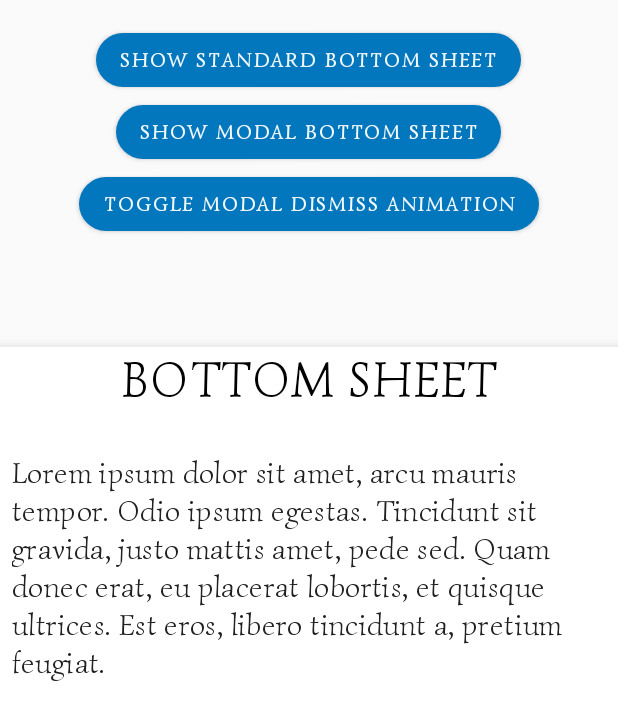
After one commit to refka-farid/UI-playground, an Android app: the BottomSheetFragment screen opened through its navigation route, on a phone screen of 412 x 824 dp. The commit adds this screen. Shown: the top 720 px of the screen. Run offline under Robolectric (Android 15) with nearby library versions, the phone set to English and light mode, and no system bars; Roboto replaces fonts that are not available here.

Commit message:
[ui-playground] bottomsheet standard + modal

```diff
--- /dev/null
+++ b/playground/src/main/java/com/bravedroid/playground/widgets/BottomSheetFragment.kt
@@ -0,0 +1,95 @@
+package com.bravedroid.playground.widgets
+
+import android.graphics.Color
+import android.os.Bundle
+import android.view.LayoutInflater
+import android.view.View
+import android.view.ViewGroup
+import androidx.fragment.app.Fragment
+import com.bravedroid.playground.R
+import com.google.android.material.animation.ArgbEvaluatorCompat
+import com.google.android.material.bottomsheet.BottomSheetBehavior
+import kotlinx.android.synthetic.main.fragment_bottom_sheet.*
+
+class BottomSheetFragment : Fragment() {
+
+    private lateinit var standardBottomSheetBehavior: BottomSheetBehavior<View>
+    private val startColor = Color.parseColor("#00FFFFFF")
+    private val endColor = Color.parseColor("#FFFFFFFF")
+    private val textColor = Color.parseColor("#FF000000")
+    private var modalDismissWithAnimation = false
+
+    override fun onCreateView(inflater: LayoutInflater, container: ViewGroup?,
+                              savedInstanceState: Bundle?): View? {
+        // Inflate the layout for this fragment
+        return inflater.inflate(R.layout.fragment_bottom_sheet, container, false)
+    }
+
+    override fun onViewCreated(view: View, savedInstanceState: Bundle?) {
+        setupButtons()
+        setupStandardBottomSheet()
+        //animateStandardBottomSheetStates()
+    }
+
+    private fun setupButtons() {
+        standardBottomSheetButton.setOnClickListener {
+            standardBottomSheetBehavior.state = BottomSheetBehavior.STATE_COLLAPSED
+        }
+        modalBottomSheetButton.setOnClickListener {
+            showModalBottomSheet()
+        }
+        toggleModalDismissAnimationButton.setOnClickListener {
+            modalDismissWithAnimation = !modalDismissWithAnimation
+        }
+    }
+
+    private fun setupStandardBottomSheet() {
+        standardBottomSheetBehavior = BottomSheetBehavior.from(standardBottomSheet)
+        val bottomSheetCallback = object : BottomSheetBehavior.BottomSheetCallback() {
+
+            override fun onStateChanged(bottomSheet: View, newState: Int) {
+                textView.text = when (newState) {
+                    BottomSheetBehavior.STATE_EXPANDED -> "STATE_EXPANDED"
+                    BottomSheetBehavior.STATE_COLLAPSED -> "STATE_COLLAPSED"
+                    BottomSheetBehavior.STATE_DRAGGING -> "STATE_DRAGGING"
+                    BottomSheetBehavior.STATE_HALF_EXPANDED -> "STATE_HALF_EXPANDED"
+                    BottomSheetBehavior.STATE_HIDDEN -> "STATE_HIDDEN"
+                    BottomSheetBehavior.STATE_SETTLING -> "STATE_SETTLING"
+                    else -> null
+                }
+            }
+
+            override fun onSlide(bottomSheet: View, slideOffset: Float) {
+                val fraction = (slideOffset + 1f) / 2f
+                val color = ArgbEvaluatorCompat.getInstance().evaluate(fraction, startColor, endColor)
+                //slideView.setBackgroundColor(color)
+            }
+        }
+        standardBottomSheetBehavior.addBottomSheetCallback(bottomSheetCallback)
+        standardBottomSheetBehavior.saveFlags = BottomSheetBehavior.SAVE_ALL
+        textView.setTextColor(textColor)
+    }
+
+    private fun showModalBottomSheet() {
+       val modalBottomSheet = ModalBottomSheet.newInstance(modalDismissWithAnimation)
+        modalBottomSheet.show(requireActivity().supportFragmentManager, ModalBottomSheet.TAG)
+    }
+
+    private fun animateStandardBottomSheetStates() {
+        standardBottomSheet.postDelayed({
+            standardBottomSheetBehavior.state = BottomSheetBehavior.STATE_HIDDEN
+        }, 1000L)
+        standardBottomSheet.postDelayed({
+            standardBottomSheetBehavior.state = BottomSheetBehavior.STATE_COLLAPSED
+        }, 2000L)
+        standardBottomSheet.postDelayed({
+            standardBottomSheetBehavior.state = BottomSheetBehavior.STATE_HALF_EXPANDED
+        }, 3000L)
+        standardBottomSheet.postDelayed({
+            standardBottomSheetBehavior.state = BottomSheetBehavior.STATE_EXPANDED
+        }, 4000L)
+        standardBottomSheet.postDelayed({
+            standardBottomSheetBehavior.state = BottomSheetBehavior.STATE_HIDDEN
+        }, 5000L)
+    }
+}
--- /dev/null
+++ b/playground/src/main/res/layout/fragment_bottom_sheet.xml
@@ -0,0 +1,78 @@
+<?xml version="1.0" encoding="utf-8"?>
+<androidx.coordinatorlayout.widget.CoordinatorLayout xmlns:android="http://schemas.android.com/apk/res/android"
+    xmlns:app="http://schemas.android.com/apk/res-auto"
+    android:layout_width="match_parent"
+    android:layout_height="match_parent">
+
+    <androidx.core.widget.NestedScrollView
+        android:layout_width="match_parent"
+        android:layout_height="match_parent">
+
+        <LinearLayout
+            android:layout_width="match_parent"
+            android:layout_height="wrap_content"
+            android:clipToPadding="false"
+            android:gravity="center"
+            android:orientation="vertical"
+            android:paddingStart="16dp"
+            android:paddingTop="16dp"
+            android:paddingEnd="16dp"
+            android:paddingBottom="100dp">
+
+            <com.google.android.material.button.MaterialButton
+                android:id="@+id/standardBottomSheetButton"
+                android:layout_width="wrap_content"
+                android:layout_height="wrap_content"
+                android:text="Show Standard Bottom Sheet" />
+
+            <com.google.android.material.button.MaterialButton
+                android:id="@+id/modalBottomSheetButton"
+                android:layout_width="wrap_content"
+                android:layout_height="wrap_content"
+                android:text="Show Modal Bottom Sheet" />
+
+            <com.google.android.material.button.MaterialButton
+                android:id="@+id/toggleModalDismissAnimationButton"
+                android:layout_width="wrap_content"
+                android:layout_height="wrap_content"
+                android:text="Toggle modal dismiss animation" />
+
+        </LinearLayout>
+
+    </androidx.core.widget.NestedScrollView>
+
+    <LinearLayout
+        android:id="@+id/standardBottomSheet"
+        style="@style/Widget.MaterialComponents.BottomSheet"
+        android:layout_width="match_parent"
+        android:layout_height="match_parent"
+        android:background="@color/colorGrey"
+        android:clickable="true"
+        android:focusable="true"
+        android:orientation="vertical"
+        app:layout_behavior="com.google.android.material.bottomsheet.BottomSheetBehavior">
+
+        <TextView
+            android:id="@+id/textView"
+            android:layout_width="wrap_content"
+            android:layout_height="wrap_content"
+            android:layout_gravity="top|center"
+            android:text="Bottom Sheet"
+            android:textAllCaps="true"
+            android:textAppearance="@style/TextAppearance.MyTheme.Headline4"
+            android:textColor="?attr/colorOnSurface" />
+
+        <TextView
+            android:id="@+id/textView-2"
+            android:layout_width="wrap_content"
+            android:layout_height="wrap_content"
+            android:layout_gravity="start"
+            android:layout_marginTop="20dp"
+            android:padding="8dp"
+            android:text="@string/dummy_text_medium"
+            android:textAppearance="@style/TextAppearance.MyTheme.Headline6"
+            android:textColor="?attr/colorOnSurface" />
+
+    </LinearLayout>
+
+</androidx.coordinatorlayout.widget.CoordinatorLayout>
--- a/playground/src/main/res/navigation/main_nav_graph.xml
+++ b/playground/src/main/res/navigation/main_nav_graph.xml
@@ -73,6 +73,9 @@
         <action
             android:id="@+id/action_widgetsFragment_to_bottomNavigationFragment"
             app:destination="@id/bottomNavigationFragment" />
+        <action
+            android:id="@+id/action_widgetsFragment_to_bottomSheetFragment"
+            app:destination="@id/bottomSheetFragment" />
     </fragment>
     <fragment
         android:id="@+id/buttonsFragment"
@@ -107,4 +110,8 @@
         android:id="@+id/bottomNavigationFragment"
         android:name="com.bravedroid.playground.widgets.BottomNavigationFragment"
         android:label="BottomNavigationFragment" />
+    <fragment
+        android:id="@+id/bottomSheetFragment"
+        android:name="com.bravedroid.playground.widgets.BottomSheetFragment"
+        android:label="BottomSheetFragment" />
 </navigation>
```
Also changed, not shown: playground/src/main/java/com/bravedroid/playground/widgets/ModalBottomSheet.kt (added, +37 -0 lines), playground/src/main/java/com/bravedroid/playground/widgets/WidgetsFragment.kt (+7 -1 lines), playground/src/main/res/layout/fragment_widgets.xml (+11 -0 lines), playground/src/main/res/layout/modal_bottom_sheet.xml (added, +94 -0 lines).
